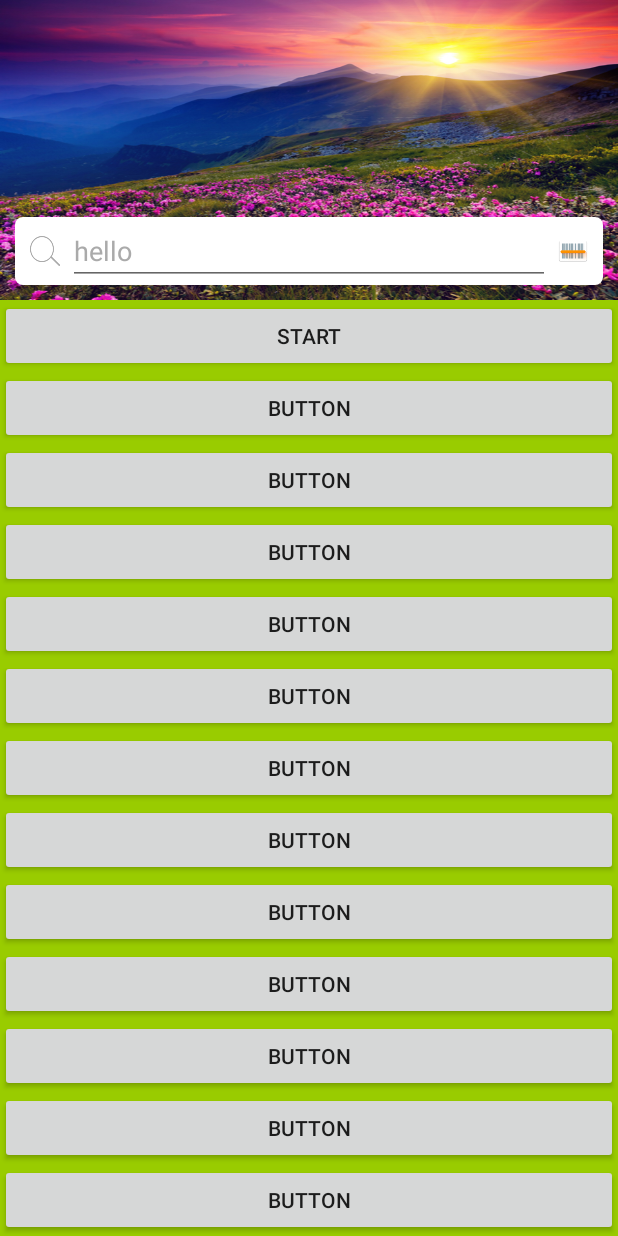
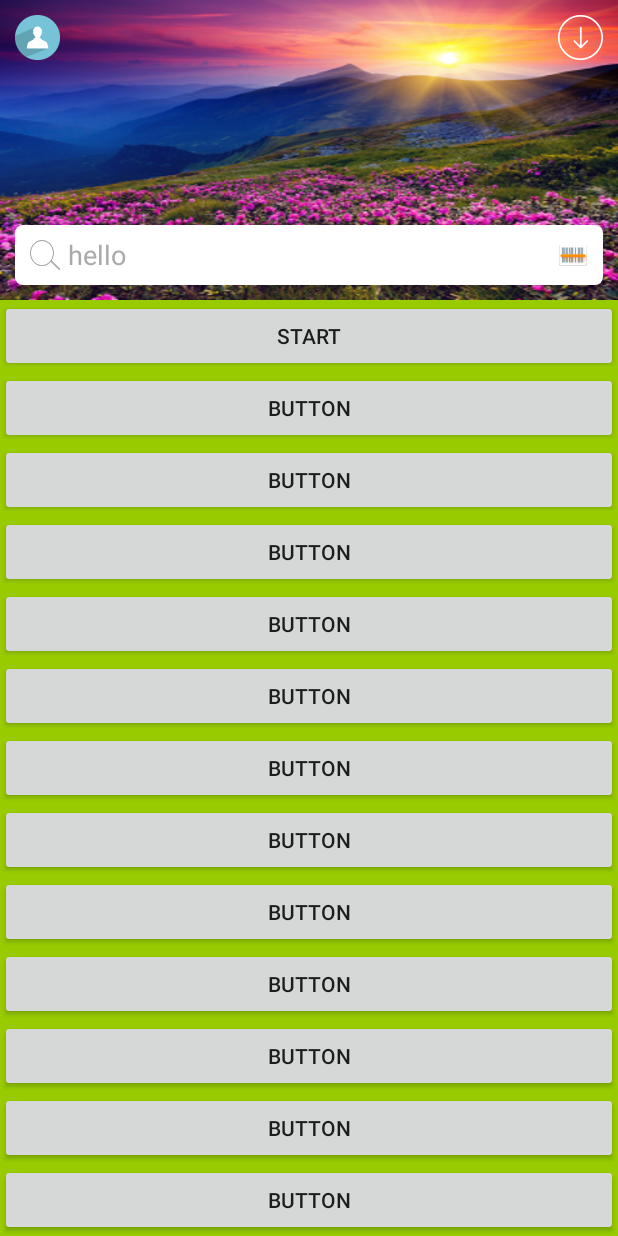
Before and after one commit to programmerAbc/NestedScrollPracticeA, an Android app: the screen it shows after launch (MainActivity), on a phone screen of 412 x 824 dp. Run offline under Robolectric (Android 15) with nearby library versions, the phone set to English and light mode, and no system bars.

Commit message:
初步模拟了百度的标题栏的效果

```diff
--- a/app/src/main/java/com/practice/MyLinearLayout.java
+++ b/app/src/main/java/com/practice/MyLinearLayout.java
@@ -7,6 +7,7 @@ import android.view.MotionEvent;
 import android.view.View;
 import android.widget.FrameLayout;
 import android.widget.ImageButton;
+import android.widget.ImageView;
 import android.widget.LinearLayout;
 import android.widget.ScrollView;
 
@@ -21,10 +22,18 @@ public class MyLinearLayout extends LinearLayout {
     View searchBar;
     View scrollViewContainer;
     ImageButton qrcodeBtn;
+    ImageButton personBtn;
+    ImageButton checkDownloadBtn;
+    ImageView topIv;
     ScrollView scrollView;
-    int driftHeight = 0;
+    int driftHeight = -1;
     float lastY = 0;
     boolean shouldInterceptActionMove = false;
+    int searchBarMeasuredWidth = -1;
+    int searchBarTopMargin=-1;
+    int searchBarBottomMargin=-1;
+
+
     String[] ACTION_NAME = {"ACTION_DOWN", "ACTION_UP", "ACTION_MOVE", "ACTION_CANCEL"};
 
     public MyLinearLayout(Context context) {
@@ -45,14 +54,17 @@ public class MyLinearLayout extends LinearLayout {
         topView = findViewById(R.id.topView);
         searchBar = findViewById(R.id.searchBar);
         scrollView = (ScrollView) findViewById(R.id.scrollView);
-        scrollViewContainer=findViewById(R.id.scrollViewContainer);
-        qrcodeBtn= (ImageButton) findViewById(R.id.qrcodeBtn);
+        scrollViewContainer = findViewById(R.id.scrollViewContainer);
+        topIv = (ImageView) findViewById(R.id.topIv);
+        personBtn = (ImageButton) findViewById(R.id.personBtn);
+        checkDownloadBtn = (ImageButton) findViewById(R.id.checkDownloadBtn);
+        qrcodeBtn = (ImageButton) findViewById(R.id.qrcodeBtn);
         qrcodeBtn.setOnClickListener(new OnClickListener() {
             @Override
             public void onClick(View v) {
-                FrameLayout.LayoutParams searchBarLayoutParams= (FrameLayout.LayoutParams) searchBar.getLayoutParams();
-                LinearLayout.LayoutParams scrollViewContainerLayoutParams= (LayoutParams) scrollViewContainer.getLayoutParams();
-                scrollViewContainerLayoutParams.height=getMeasuredHeight() - searchBar.getMeasuredHeight()-searchBarLayoutParams.topMargin-searchBarLayoutParams.bottomMargin;
+                FrameLayout.LayoutParams searchBarLayoutParams = (FrameLayout.LayoutParams) searchBar.getLayoutParams();
+                LinearLayout.LayoutParams scrollViewContainerLayoutParams = (LayoutParams) scrollViewContainer.getLayoutParams();
+                scrollViewContainerLayoutParams.height = getMeasuredHeight() - searchBar.getMeasuredHeight() - searchBarLayoutParams.topMargin - searchBarLayoutParams.bottomMargin;
                 scrollViewContainer.requestLayout();
             }
         });
@@ -77,7 +89,7 @@ public class MyLinearLayout extends LinearLayout {
                 }
                 break;
             case MotionEvent.ACTION_UP:
-                shouldInterceptActionMove =false;
+                shouldInterceptActionMove = false;
                 break;
             default:
                 break;
@@ -88,7 +100,7 @@ public class MyLinearLayout extends LinearLayout {
     @Override
     public boolean onInterceptTouchEvent(MotionEvent ev) {
         Log.e(TAG, "onInterceptTouchEvent: " + ev.getAction());
-        switch (ev.getAction()){
+        switch (ev.getAction()) {
             case MotionEvent.ACTION_DOWN:
                 lastY = ev.getY();
                 return false;
@@ -103,11 +115,18 @@ public class MyLinearLayout extends LinearLayout {
 
     @Override
     public void scrollTo(int x, int y) {
-        y=y<0?0:y;
-        y=y> driftHeight ? driftHeight :y;
-        float scrollFactor=(float)y/ driftHeight;
-        //topView.setAlpha(1-scrollFactor);
-       // topView.setTranslationX(-scrollFactor*topView.getMeasuredWidth());
+        y = y < 0 ? 0 : y;
+        y = y > driftHeight ? driftHeight : y;
+        float scrollFactor = (float) y / driftHeight;
+        personBtn.setTranslationY(y);
+        checkDownloadBtn.setTranslationY(y);
+        topIv.setAlpha(1 - scrollFactor);
+        Log.e(TAG, "scrollTo: a= " + personBtn.getMeasuredWidth() + " b= " + checkDownloadBtn.getMeasuredWidth() + " c= " + scrollFactor);
+        Log.e(TAG, "scrollTo: width=" + (searchBarMeasuredWidth - (int) ((personBtn.getMeasuredWidth() + ((FrameLayout.LayoutParams) personBtn.getLayoutParams()).rightMargin + checkDownloadBtn.getMeasuredWidth() + ((FrameLayout.LayoutParams) checkDownloadBtn.getLayoutParams()).leftMargin) * scrollFactor)));
+        searchBar.getLayoutParams().width = searchBarMeasuredWidth - (int) ((personBtn.getMeasuredWidth() + ((FrameLayout.LayoutParams) personBtn.getLayoutParams()).rightMargin + checkDownloadBtn.getMeasuredWidth() + ((FrameLayout.LayoutParams) checkDownloadBtn.getLayoutParams()).leftMargin) * scrollFactor);
+        ((FrameLayout.LayoutParams)searchBar.getLayoutParams()).topMargin=searchBarTopMargin-(int)(searchBarTopMargin/2*scrollFactor);
+        ((FrameLayout.LayoutParams)searchBar.getLayoutParams()).bottomMargin=searchBarBottomMargin-(int)(searchBarBottomMargin/2*scrollFactor);
+        searchBar.requestLayout();
         super.scrollTo(x, y);
     }
 
@@ -126,7 +145,7 @@ public class MyLinearLayout extends LinearLayout {
                 lastY = event.getY();
                 if (dy < 0) {
                     if (getScrollY() < driftHeight) {
-                           scrollBy(0, (int) -dy);
+                        scrollBy(0, (int) -dy);
                     } else {
                         event.setAction(MotionEvent.ACTION_UP);
                         dispatchTouchEvent(event);
@@ -161,16 +180,27 @@ public class MyLinearLayout extends LinearLayout {
     protected void onMeasure(int widthMeasureSpec, int heightMeasureSpec) {
         super.onMeasure(widthMeasureSpec, heightMeasureSpec);
         Log.e(TAG, "onMeasure: ===START===");
-        Log.e(TAG, "onMeasure: scrollViewContainer 1st measure:"+scrollViewContainer.getMeasuredHeight() );
-        FrameLayout.LayoutParams searchBarLayoutParams= (FrameLayout.LayoutParams) searchBar.getLayoutParams();
-        driftHeight = topView.getMeasuredHeight()-searchBar.getMeasuredHeight()-searchBarLayoutParams.topMargin-searchBarLayoutParams.bottomMargin;
-        Log.e(TAG, "onMeasure: searchBar measured height"+searchBar.getMeasuredHeight() );
-        LinearLayout.LayoutParams scrollViewContainerLayoutParams= (LayoutParams) scrollViewContainer.getLayoutParams();
-        Log.e(TAG, "onMeasure: a="+getMeasuredHeight()+"b="+searchBar.getMeasuredHeight()+"c="+searchBarLayoutParams.topMargin+"d="+searchBarLayoutParams.bottomMargin);
-        scrollViewContainerLayoutParams.height=getMeasuredHeight() - searchBar.getMeasuredHeight()-searchBarLayoutParams.topMargin-searchBarLayoutParams.bottomMargin;
-        Log.e(TAG, "onMeasure: scrollViewContainer layoutparams height"+scrollViewContainerLayoutParams.height );
+        if (searchBarMeasuredWidth == -1) {
+            searchBarMeasuredWidth = searchBar.getMeasuredWidth();
+        }
+        Log.e(TAG, "onMeasure: scrollViewContainer 1st measure:" + scrollViewContainer.getMeasuredHeight());
+        FrameLayout.LayoutParams searchBarLayoutParams = (FrameLayout.LayoutParams) searchBar.getLayoutParams();
+        if (driftHeight < 0) {
+            driftHeight = topView.getMeasuredHeight() - searchBar.getMeasuredHeight() - searchBarLayoutParams.topMargin / 2 - searchBarLayoutParams.bottomMargin / 2;
+        }
+        if(searchBarTopMargin<0){
+            searchBarTopMargin=((FrameLayout.LayoutParams)searchBar.getLayoutParams()).topMargin;
+        }
+        if(searchBarBottomMargin<0){
+            searchBarBottomMargin=((FrameLayout.LayoutParams)searchBar.getLayoutParams()).bottomMargin;
+        }
+        Log.e(TAG, "onMeasure: searchBar measured height" + searchBar.getMeasuredHeight());
+        LinearLayout.LayoutParams scrollViewContainerLayoutParams = (LayoutParams) scrollViewContainer.getLayoutParams();
+        Log.e(TAG, "onMeasure: a=" + getMeasuredHeight() + "b=" + searchBar.getMeasuredHeight() + "c=" + searchBarLayoutParams.topMargin + "d=" + searchBarLayoutParams.bottomMargin);
+        scrollViewContainerLayoutParams.height = getMeasuredHeight() - searchBar.getMeasuredHeight() - searchBarLayoutParams.topMargin - searchBarLayoutParams.bottomMargin;
+        Log.e(TAG, "onMeasure: scrollViewContainer layoutparams height" + scrollViewContainerLayoutParams.height);
         super.onMeasure(widthMeasureSpec, heightMeasureSpec);
-        Log.e(TAG, "onMeasure: scrollViewContainer 2nd measure:"+scrollViewContainer.getMeasuredHeight() );
+        Log.e(TAG, "onMeasure: scrollViewContainer 2nd measure:" + scrollViewContainer.getMeasuredHeight());
         Log.e(TAG, "onMeasure: ===END===");
     }
 
--- a/app/src/main/res/layout/activity_main.xml
+++ b/app/src/main/res/layout/activity_main.xml
@@ -1,4 +1,7 @@
 <?xml version="1.0" encoding="utf-8"?>
+
+
+
 <com.practice.MyLinearLayout xmlns:android="http://schemas.android.com/apk/res/android"
     xmlns:tools="http://schemas.android.com/tools"
     android:id="@+id/activity_main"
@@ -12,9 +15,11 @@
         android:layout_width="match_parent"
         android:layout_height="200dp"
         android:focusable="true"
+        android:background="@android:color/holo_blue_dark"
         android:focusableInTouchMode="true">
 
         <ImageView
+            android:id="@+id/topIv"
             android:layout_width="match_parent"
             android:layout_height="match_parent"
             android:scaleType="fitXY"
@@ -24,7 +29,7 @@
             android:id="@+id/searchBar"
             android:layout_width="match_parent"
             android:layout_height="wrap_content"
-            android:layout_gravity="bottom"
+            android:layout_gravity="bottom|center_horizontal"
             android:layout_margin="10dp"
             android:background="@drawable/search_bar_bg"
             android:gravity="center_vertical"
@@ -40,8 +45,9 @@
                 android:tint="@android:color/darker_gray" />
 
             <EditText
+                android:background="@android:color/transparent"
                 android:layout_width="0dp"
-                android:layout_height="wrap_content"
+                android:layout_height="40dp"
                 android:layout_marginLeft="5dp"
                 android:layout_marginRight="5dp"
                 android:layout_weight="1"
@@ -57,7 +63,27 @@
                 android:scaleType="fitXY"
                 android:src="@drawable/ic_qrcode" />
         </LinearLayout>
-
+        <ImageButton
+            android:id="@+id/personBtn"
+            android:layout_width="30dp"
+            android:layout_height="30dp"
+            android:src="@drawable/ic_person"
+            android:scaleType="fitXY"
+            android:background="@android:color/transparent"
+            android:layout_margin="10dp"
+            android:layout_gravity="top|left"
+            />
+        <ImageButton
+            android:id="@+id/checkDownloadBtn"
+            android:layout_width="30dp"
+            android:layout_height="30dp"
+            android:src="@drawable/ic_download"
+            android:scaleType="fitXY"
+            android:tint="@android:color/white"
+            android:background="@android:color/transparent"
+            android:layout_margin="10dp"
+            android:layout_gravity="top|right"
+            />
 
     </FrameLayout>
 
```
Also changed, not shown: app/src/main/res/drawable/ic_download.png (added), app/src/main/res/drawable/ic_person.png (added), app/src/main/res/drawable/titleimg.png.
